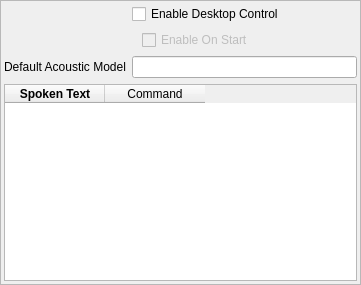
Above: res/ui/settingspane-desktopcontrol.ui from smartboyhw/speechcontrol before the change. Below: the same form after it.
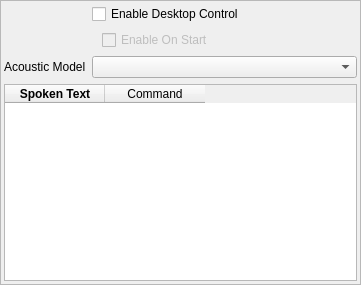
That is the form after the change.

Commit message: Updated the desktop control pane to use a QComboBox.

The edit to the form file:
```diff
--- a/res/ui/settingspane-desktopcontrol.ui
+++ b/res/ui/settingspane-desktopcontrol.ui
@@ -88,13 +88,10 @@
       </property>
      </spacer>
     </item>
-    <item row="3" column="1">
-     <widget class="QLineEdit" name="deftAcousticModel"/>
-    </item>
     <item row="3" column="0">
      <widget class="QLabel" name="label">
       <property name="text">
-       <string>Default Acoustic Model</string>
+       <string>Acoustic Model</string>
       </property>
      </widget>
     </item>
@@ -136,6 +133,9 @@
       </column>
      </widget>
     </item>
+    <item row="3" column="1">
+     <widget class="QComboBox" name="comboBoxAcousticModel"/>
+    </item>
    </layout>
   </widget>
  </widget>
```
Left out of the diff: 32 changed lines with no effect on the pictures. The commit also changes 1 other file.
